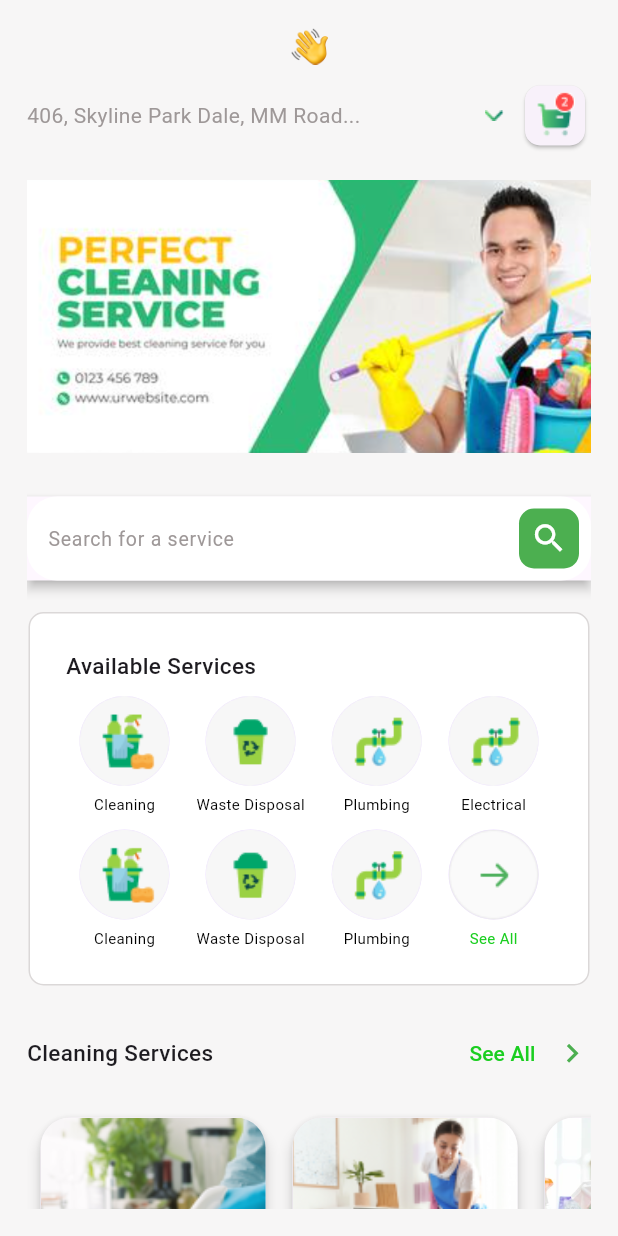
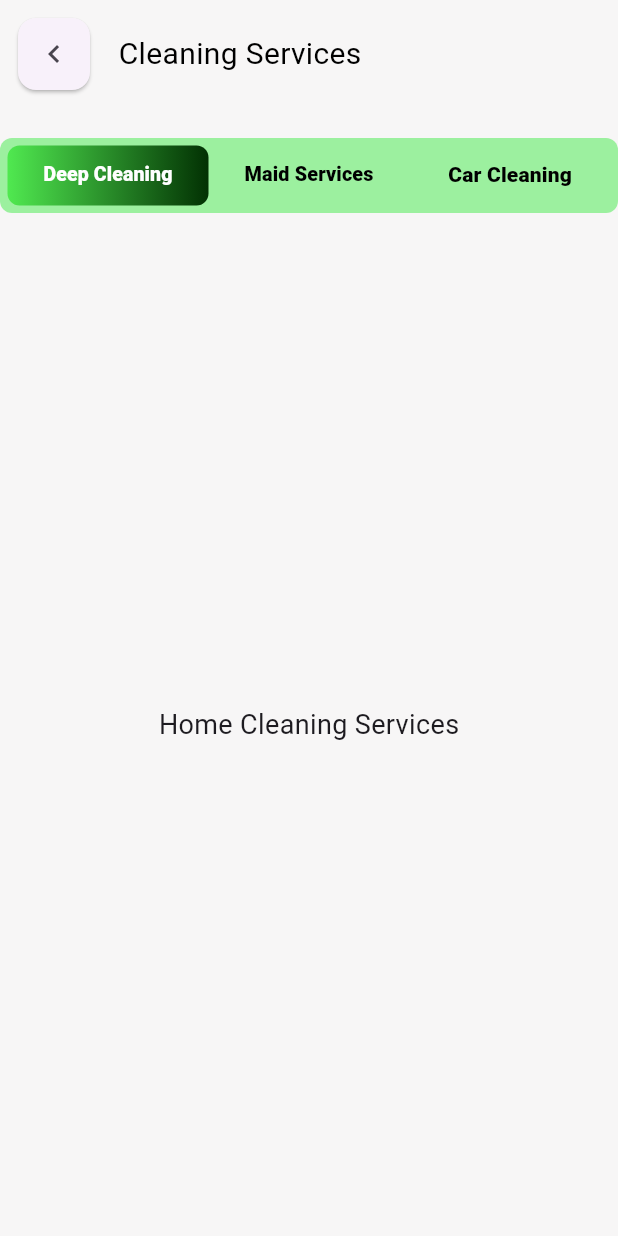
Before and after one commit to jincykp/DustAway, a Flutter app: the UserhomeScreen screen opened directly, after a tap on "See All", on a phone screen of 412 x 824 dp. Run offline on Flutter 3.47's test engine with Material 3 defaults, Android fonts, the light colour scheme and no system bars; our stand-ins replace cloud_firestore, firebase_auth, firebase_core, get, google_sign_in; accounts and stored records are empty.

Commit message:
Completed services listing page implementation

```diff
--- a/lib/core/theme/colors.dart
+++ b/lib/core/theme/colors.dart
@@ -4,6 +4,7 @@ import 'package:flutter/material.dart';
 
 class AppColors {
   static const Color baseColor = Colors.green;
+  static const Color orangeColor = Color.fromARGB(255, 230, 125, 65);
   static const Color specialTextColor = Color.fromARGB(255, 26, 206, 32);
   static const Color whiteColor = Colors.white;
   static const Color blackColor = Colors.black;
--- /dev/null
+++ b/lib/core/widgets/getxcontroller.dart
@@ -0,0 +1,42 @@
+import 'package:dustaway/core/services/cart_items.dart';
+import 'package:get/get.dart';
+import 'package:get/get_state_manager/src/simple/get_controllers.dart';
+
+class CartController extends GetxController {
+  final RxList<CartItem> items = <CartItem>[].obs;
+
+  void initializeItems() {
+    for (int i = 0; i < 6; i++) {
+      items.add(
+        CartItem(
+          name: 'Bathroom Cleaning',
+          price: 499.00,
+          duration: '60 Minutes',
+          image: 'assets/images/carpet.png',
+          rating: 4.2,
+          orders: 23,
+        ),
+      );
+    }
+  }
+
+  double get totalAmount {
+    return items.fold(0, (sum, item) => sum + item.totalPrice);
+  }
+
+  int get totalItems {
+    return items.fold(0, (sum, item) => sum + item.quantity.value);
+  }
+
+  void incrementItem(int index) {
+    items[index].quantity.value++;
+    update();
+  }
+
+  void decrementItem(int index) {
+    if (items[index].quantity.value > 0) {
+      items[index].quantity.value--;
+      update();
+    }
+  }
+}
--- a/lib/main.dart
+++ b/lib/main.dart
@@ -2,6 +2,7 @@ import 'package:dustaway/firebase_options.dart';
 import 'package:dustaway/views/userauthentication_screen.dart';
 import 'package:firebase_core/firebase_core.dart';
 import 'package:flutter/material.dart';
+import 'package:get/get_navigation/src/root/get_material_app.dart';
 
 void main() async {
   WidgetsFlutterBinding.ensureInitialized();
@@ -17,7 +18,7 @@ class MyApp extends StatelessWidget {
   // This widget is the root of your application.
   @override
   Widget build(BuildContext context) {
-    return MaterialApp(
+    return GetMaterialApp(
       debugShowCheckedModeBanner: false,
       title: 'DustAway',
       theme: ThemeData(
--- /dev/null
+++ b/lib/views/service_listing_screen.dart
@@ -0,0 +1,135 @@
+import 'package:dustaway/core/theme/colors.dart';
+import 'package:dustaway/views/maidService_screen.dart';
+import 'package:flutter/material.dart';
+
+class ServiceListingScreen extends StatelessWidget {
+  const ServiceListingScreen({super.key});
+
+  @override
+  Widget build(BuildContext context) {
+    return DefaultTabController(
+      length: 3, // Number of tabs
+      child: Scaffold(
+        backgroundColor: const Color.fromARGB(255, 247, 246, 246),
+        body: SafeArea(
+          child: Column(
+            crossAxisAlignment: CrossAxisAlignment.start,
+            children: [
+              Padding(
+                padding: const EdgeInsets.all(8.0),
+                child: Row(
+                  children: [
+                    Card(
+                      child: IconButton(
+                        onPressed: () {},
+                        icon: Icon(Icons.chevron_left),
+                      ),
+                    ),
+                    SizedBox(width: 15),
+                    Text(
+                      "Cleaning Services",
+                      style: TextStyle(
+                        color: AppColors.blackColor,
+                        fontWeight: FontWeight.w400,
+                        fontSize: 20,
+                      ),
+                    ),
+                  ],
+                ),
+              ),
+              SizedBox(height: 20),
+
+              // 🚀 Custom-Styled TabBar
+              Container(
+                height: 50,
+                width: double.infinity,
+                decoration: BoxDecoration(
+                  color: const Color.fromARGB(
+                      255, 156, 240, 159), // Background color of TabBar
+                  borderRadius: BorderRadius.circular(8), // Rounded corners
+                ),
+                child: Padding(
+                  padding: const EdgeInsets.all(5.0),
+                  child: TabBar(
+                    indicatorSize: TabBarIndicatorSize
+                        .tab, // Ensures full tab width is covered
+                    dividerColor: Colors.transparent,
+                    indicator: BoxDecoration(
+                      gradient: LinearGradient(
+                        colors: [
+                          Color.fromARGB(255, 80, 233, 80), // Dark green (left)
+                          Color.fromARGB(255, 2, 49, 3), // Faded green (right)
+                        ],
+                        begin: Alignment.centerLeft,
+                        end: Alignment.centerRight,
+                      ),
+                      borderRadius: BorderRadius.circular(8), // Rounded corners
+                    ),
+                    labelColor: AppColors.whiteColor, // Selected text color
+                    unselectedLabelColor: Colors.black, // Unselected text color
+                    tabs: [
+                      Tab(
+                        child: Padding(
+                          padding: const EdgeInsets.all(8.0),
+                          child: FittedBox(
+                            fit: BoxFit
+                                .scaleDown, // Ensures text fits inside the tab
+                            child: Text(
+                              "Deep Cleaning",
+                              style: TextStyle(fontWeight: FontWeight.w800),
+                            ),
+                          ),
+                        ),
+                      ),
+                      Tab(
+                        child: Padding(
+                          padding: const EdgeInsets.all(8.0),
+                          child: FittedBox(
+                            fit: BoxFit
+                                .scaleDown, // Ensures text fits inside the tab
+                            child: Text(
+                              "Maid Services",
+                              style: TextStyle(fontWeight: FontWeight.w800),
+                            ),
+                          ),
+                        ),
+                      ),
+                      Tab(
+                        child: Padding(
+                          padding: const EdgeInsets.all(8.0),
+                          child: FittedBox(
+                            fit: BoxFit
+                                .scaleDown, // Ensures text fits inside the tab
+                            child: Text(
+                              "Car Cleaning",
+                              style: TextStyle(fontWeight: FontWeight.w800),
+                            ),
+                          ),
+                        ),
+                      ),
+                    ],
+                  ),
+                ),
+              ),
+
+              // 🚀 Expanded TabBarView
+              Expanded(
+                child: TabBarView(
+                  children: [
+                    Center(
+                        child: Text("Home Cleaning Services",
+                            style: TextStyle(fontSize: 18))),
+                    MaidserviceScreen(),
+                    Center(
+                        child: Text("Car Cleaning Services",
+                            style: TextStyle(fontSize: 18))),
+                  ],
+                ),
+              ),
+            ],
+          ),
+        ),
+      ),
+    );
+  }
+}
--- a/lib/views/userhome_screen.dart
+++ b/lib/views/userhome_screen.dart
@@ -1,5 +1,6 @@
 import 'package:dustaway/core/theme/colors.dart';
 import 'package:dustaway/core/widgets/cards.dart';
+import 'package:dustaway/views/service_listing_screen.dart';
 import 'package:flutter/material.dart';
 
 class UserhomeScreen extends StatelessWidget {
@@ -168,7 +169,13 @@ class UserhomeScreen extends StatelessWidget {
                     ),
                     Spacer(),
                     TextButton(
-                        onPressed: () {},
+                        onPressed: () {
+                          Navigator.push(
+                              context,
+                              MaterialPageRoute(
+                                  builder: (context) =>
+                                      ServiceListingScreen()));
+                        },
                         child: Text(
                           "See All",
                           style: TextStyle(color: AppColors.specialTextColor),
--- a/pubspec.yaml
+++ b/pubspec.yaml
@@ -38,6 +38,7 @@ dependencies:
   firebase_core: ^3.10.1
   google_sign_in: ^6.2.2
   cloud_firestore: ^5.6.2
+  get: ^4.6.6
 
 dev_dependencies:
   flutter_test:
```
Also changed, not shown: lib/core/services/cart_items.dart (added, +22 -0 lines), lib/core/services/cart_services.dart (added, +13 -0 lines), lib/views/maidService_screen.dart (added, +266 -0 lines), assets/images/backarrow.png (added), assets/images/bathroomcleaning.png (added), lib/core/theme/text.dart (deleted), pubspec.lock, 1 other file.
